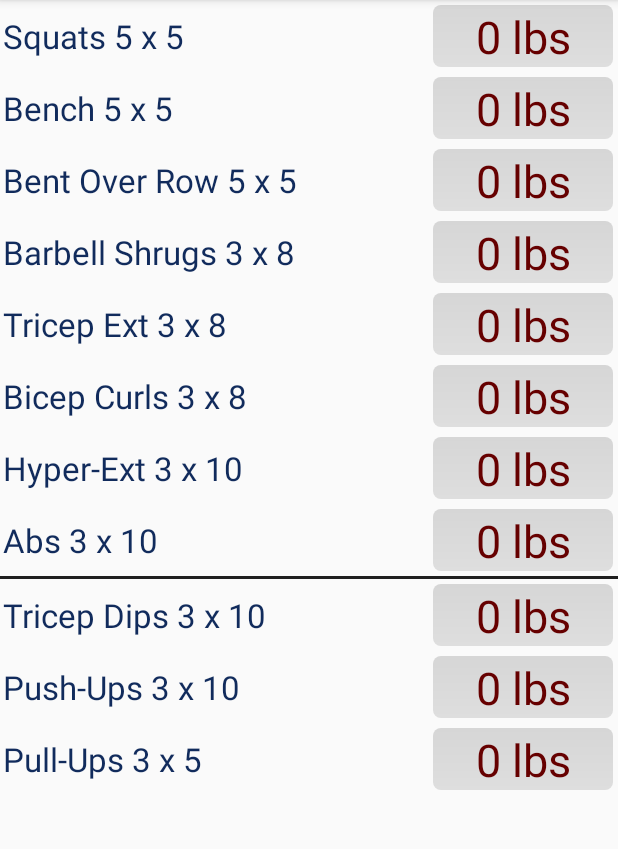
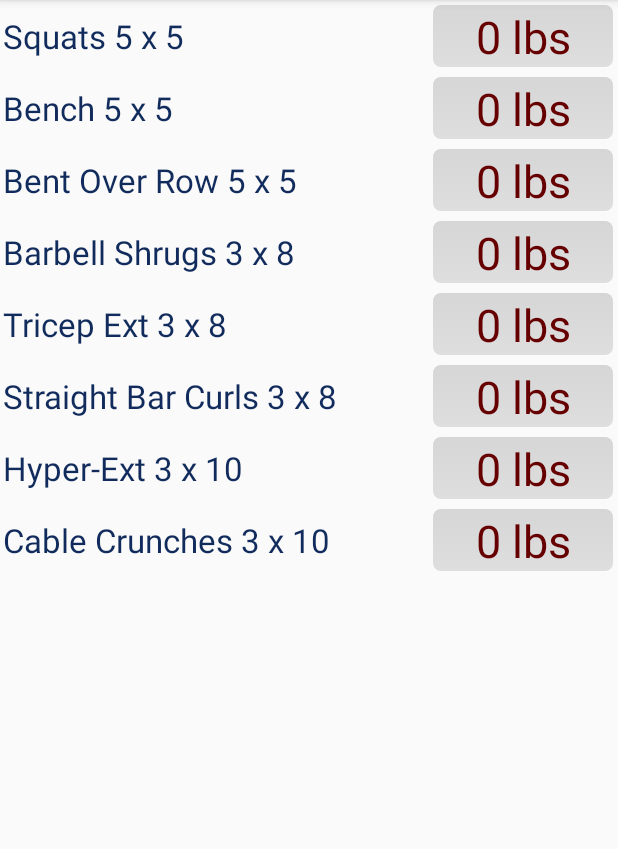
Before and after one commit to deadmund/workout, an Android app: the screen it shows after launch (Tracker), on a phone screen of 412 x 824 dp, the part 84-933 px from its top. Run offline under Robolectric (Android 15) with nearby library versions, the phone set to English and light mode, and no system bars.

Commit message:
Created branch for official ICF release!

```diff
--- a/app/src/main/res/layout/activity_tracker_a.xml
+++ b/app/src/main/res/layout/activity_tracker_a.xml
@@ -49,7 +49,7 @@
                 xmlns:custom="http://schemas.android.com/apk/res/net.ednovak.workout"
                 android:layout_width="match_parent"
                 android:layout_height="wrap_content"
-                custom:exer_text="Bicep Curls 3 x 8" />
+                custom:exer_text="Straight Bar Curls 3 x 8" />
 
             <net.ednovak.workout.Exercise
                 xmlns:custom="http://schemas.android.com/apk/res/net.ednovak.workout"
@@ -61,30 +61,7 @@
                 xmlns:custom="http://schemas.android.com/apk/res/net.ednovak.workout"
                 android:layout_width="match_parent"
                 android:layout_height="wrap_content"
-                custom:exer_text="Abs 3 x 10" />
-
-            <View
-                android:layout_width="fill_parent"
-                android:layout_height="2dp"
-                android:background="@color/hrBarGrey"/>
-
-            <net.ednovak.workout.Exercise
-                xmlns:custom="http://schemas.android.com/apk/res/net.ednovak.workout"
-                android:layout_width="match_parent"
-                android:layout_height="wrap_content"
-                custom:exer_text="Tricep Dips 3 x 10" />
-
-            <net.ednovak.workout.Exercise
-                xmlns:custom="http://schemas.android.com/apk/res/net.ednovak.workout"
-                android:layout_width="match_parent"
-                android:layout_height="wrap_content"
-                custom:exer_text="Push-Ups 3 x 10" />
-
-            <net.ednovak.workout.Exercise
-                xmlns:custom="http://schemas.android.com/apk/res/net.ednovak.workout"
-                android:layout_width="match_parent"
-                android:layout_height="wrap_content"
-                custom:exer_text="Pull-Ups 3 x 5" />
+                custom:exer_text="Cable Crunches 3 x 10" />
 
         </LinearLayout>
     </ScrollView>
```
Also changed, not shown: app/src/main/res/layout/activity_tracker_b.xml (+2 -25 lines), app/src/main/res/banner.png (added), app/src/main/res/man-lifting-weight.png (added), 9 other files.
